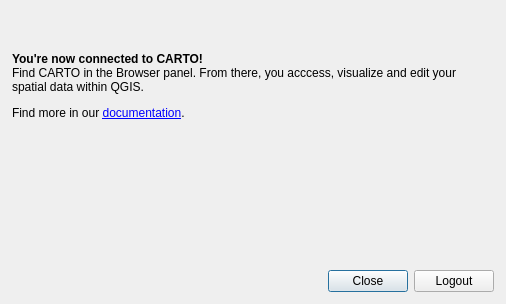
Old version of the form carto/gui/authorizationsuccessdialog.ui in the repository anamanvil/carto-qgis-plugin.
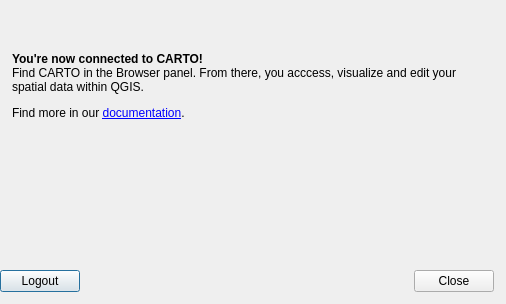
New version of the form.

What changed in the file:
```diff
--- a/carto/gui/authorizationsuccessdialog.ui
+++ b/carto/gui/authorizationsuccessdialog.ui
@@ -99,6 +99,13 @@
      <property name="rightMargin">
       <number>12</number>
      </property>
+     <item>
+      <widget class="QPushButton" name="btnLogout">
+       <property name="text">
+        <string>Logout</string>
+       </property>
+      </widget>
+     </item>
      <item>
       <spacer name="horizontalSpacer">
        <property name="orientation">
@@ -119,13 +126,6 @@
        </property>
       </widget>
      </item>
-     <item>
-      <widget class="QPushButton" name="btnLogout">
-       <property name="text">
-        <string>Logout</string>
-       </property>
-      </widget>
-     </item>
     </layout>
    </item>
   </layout>
```
